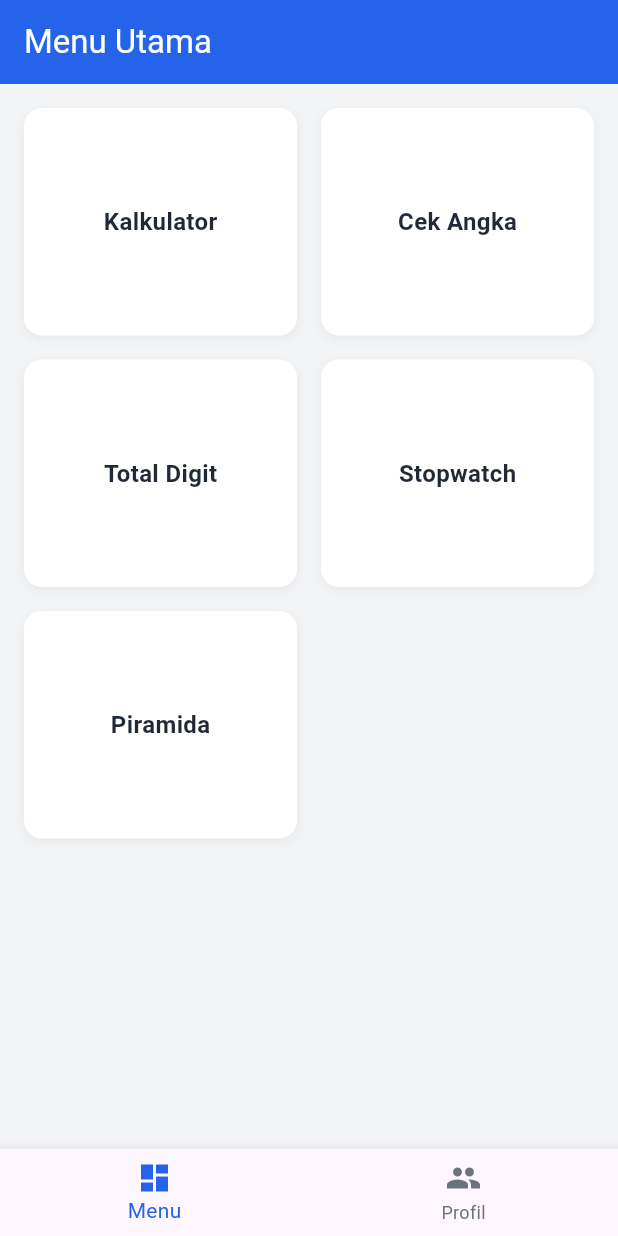
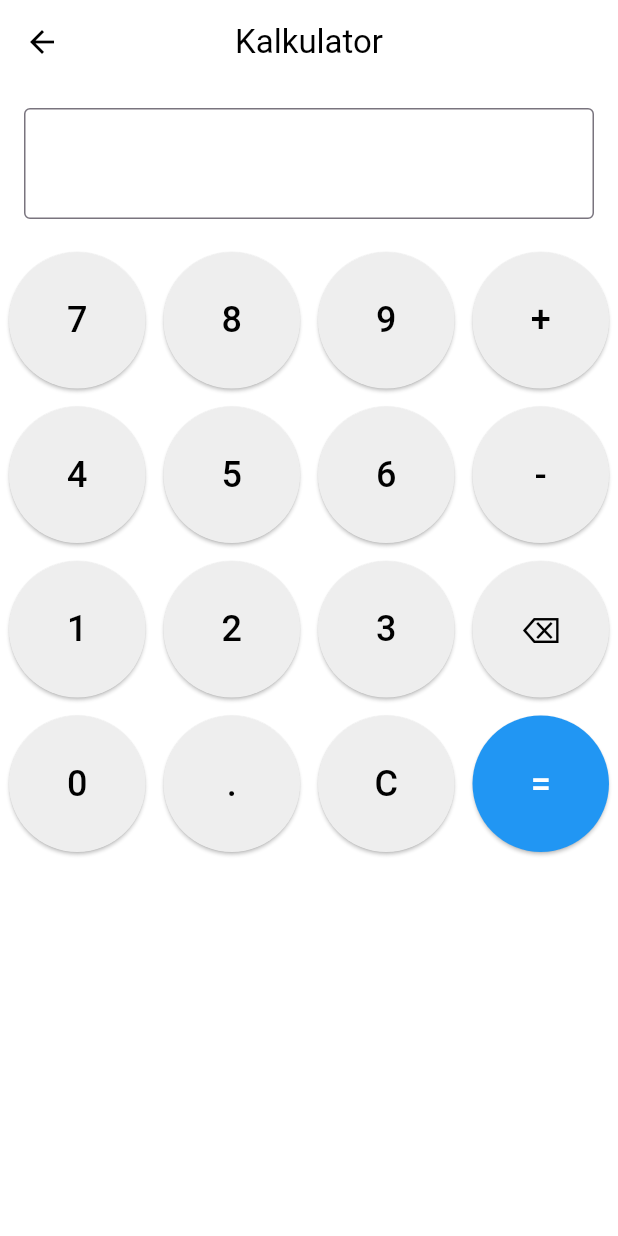
Before and after one commit to AmnanBK/tpm-tugas-modul-4, a Flutter app: the HomeScreen screen opened directly, after a tap on "Kalkulator", on a phone screen of 412 x 824 dp. Run offline on Flutter 3.47's test engine with Material 3 defaults, Android fonts, the phone set to English and light mode, and no system bars.

Commit message:
feat: add calculator feature

```diff
--- a/lib/features/calculator/screens/calculator_screen.dart
+++ b/lib/features/calculator/screens/calculator_screen.dart
@@ -0,0 +1,162 @@
+import 'package:flutter/material.dart';
+import 'package:intl/intl.dart';
+import 'package:flutter/services.dart';
+
+class CalculatorScreen extends StatefulWidget {
+  const CalculatorScreen({super.key});
+
+  @override
+  State<CalculatorScreen> createState() => _CalculatorScreenState();
+}
+
+class _CalculatorScreenState extends State<CalculatorScreen> {
+  final TextEditingController display = TextEditingController();
+  final formatter = NumberFormat("#,##0.############");
+
+  List<String> buttons = [
+    '7',
+    '8',
+    '9',
+    '+',
+    '4',
+    '5',
+    '6',
+    '-',
+    '1',
+    '2',
+    '3',
+    '⌫',
+    '0',
+    '.',
+    'C',
+    '=',
+  ];
+
+  void calculate() {
+    String text = display.text.replaceAll(",", "");
+
+    if (text.contains('+')) {
+      var parts = text.split('+');
+
+      if (parts.length == 2) {
+        double a = double.tryParse(parts[0]) ?? 0;
+        double b = double.tryParse(parts[1]) ?? 0;
+
+        double result = a + b;
+
+        display.text = formatter.format(result);
+      }
+    } else if (text.contains('-')) {
+      var parts = text.split('-');
+
+      if (parts.length == 2) {
+        double a = double.tryParse(parts[0]) ?? 0;
+        double b = double.tryParse(parts[1]) ?? 0;
+
+        double result = a - b;
+
+        display.text = formatter.format(result);
+      }
+    }
+
+    setState(() {});
+  }
+
+  void handleButton(String value) {
+    if (value == "C") {
+      display.clear();
+      setState(() {});
+      return;
+    }
+
+    if (value == "=") {
+      calculate();
+      return;
+    }
+
+    if (value == "⌫") {
+      if (display.text.isNotEmpty) {
+        display.text = display.text.substring(0, display.text.length - 1);
+      }
+
+      setState(() {});
+      return;
+    }
+
+    setState(() {
+      display.text += value;
+    });
+  }
+
+  @override
+  Widget build(BuildContext context) {
+    return Scaffold(
+      backgroundColor: Colors.white,
+
+      appBar: AppBar(
+        title: const Text("Kalkulator"),
+        centerTitle: true,
+        backgroundColor: Colors.white,
+        foregroundColor: Colors.black,
+        elevation: 0,
+      ),
+
+      body: Column(
+        children: [
+          Padding(
+            padding: const EdgeInsets.all(16),
+            child: TextField(
+              controller: display,
+              textAlign: TextAlign.right,
+              style: const TextStyle(fontSize: 28),
+              keyboardType: TextInputType.text,
+              inputFormatters: [
+                FilteringTextInputFormatter.allow(RegExp(r'[0-9+\-.,]')),
+              ],
+              onSubmitted: (value) {
+                calculate();
+              },
+              decoration: const InputDecoration(border: OutlineInputBorder()),
+            ),
+          ),
+
+          Expanded(
+            child: GridView.builder(
+              itemCount: buttons.length,
+              gridDelegate: const SliverGridDelegateWithFixedCrossAxisCount(
+                crossAxisCount: 4,
+              ),
+              itemBuilder: (context, index) {
+                String value = buttons[index];
+
+                Color bgColor = Colors.grey.shade200;
+                Color textColor = Colors.black;
+
+                if (value == '=') {
+                  bgColor = Colors.blue;
+                  textColor = Colors.white;
+                }
+
+                return Padding(
+                  padding: const EdgeInsets.all(6),
+
+                  child: ElevatedButton(
+                    onPressed: () => handleButton(value),
+
+                    style: ElevatedButton.styleFrom(
+                      backgroundColor: bgColor,
+                      foregroundColor: textColor,
+                      // elevation: 0,
+                    ),
+
+                    child: Text(value, style: const TextStyle(fontSize: 24)),
+                  ),
+                );
+              },
+            ),
+          ),
+        ],
+      ),
+    );
+  }
+}
--- a/lib/features/home/screens/home_screen.dart
+++ b/lib/features/home/screens/home_screen.dart
@@ -1,5 +1,6 @@
 import 'package:flutter/material.dart';
 import '../../stopwatch/screens/stopwatch_screen.dart';
+import '../../calculator/screens/calculator_screen.dart';
 import '../../../core/theme/app_colors.dart';
 
 class HomeScreen extends StatefulWidget {
@@ -74,6 +75,13 @@ class _HomeScreenState extends State<HomeScreen> {
                   builder: (context) => const StopwatchScreen(),
                 ),
               );
+            } else if (features[index] == 'Kalkulator') {
+              Navigator.push(
+                context,
+                MaterialPageRoute(
+                  builder: (context) => const CalculatorScreen(),
+                ),
+              );
             }
           },
           child: Container(
--- a/pubspec.yaml
+++ b/pubspec.yaml
@@ -34,6 +34,7 @@ dependencies:
   # The following adds the Cupertino Icons font to your application.
   # Use with the CupertinoIcons class for iOS style icons.
   cupertino_icons: ^1.0.8
+  intl: ^0.20.2
 
 dev_dependencies:
   flutter_test:
```
Also changed, not shown: pubspec.lock.
